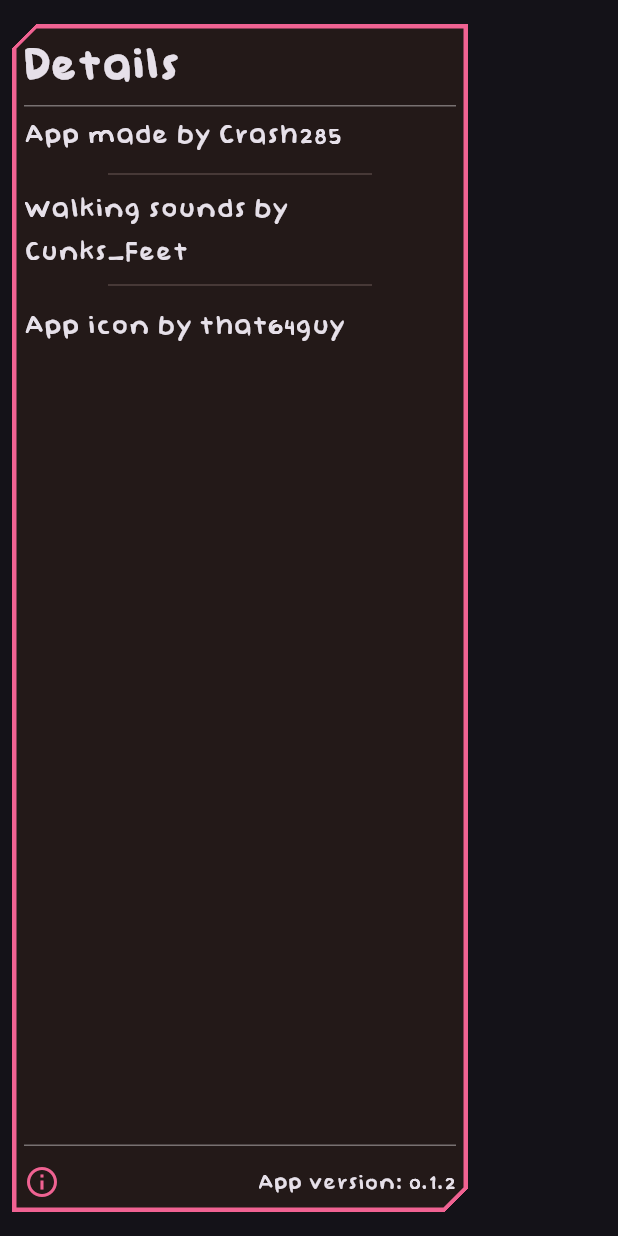
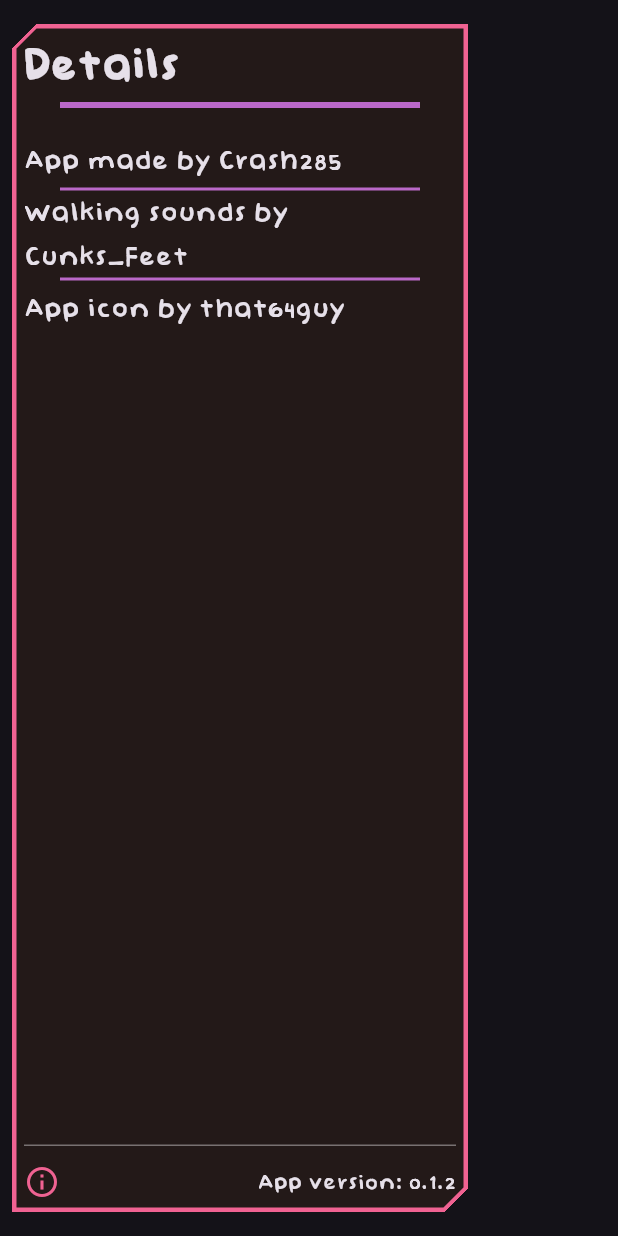
Before and after one commit to Crash285github/walking, a Flutter app: the InfoDrawer widget shown alone on an empty page, opened directly, on a phone screen of 412 x 824 dp. Run offline on Flutter 3.47's test engine with Material 3 defaults, Android fonts, the phone set to English and light mode, and no system bars; our stand-ins replace audio_service, just_audio, package_info_plus, shared_preferences; missing offline and left inert: dchs_motion_sensors, flutter_foreground_task, gif, light_sensor; accounts and stored records are empty.

Commit message:
designing

```diff
--- a/lib/local_storage.dart
+++ b/lib/local_storage.dart
@@ -11,7 +11,7 @@ class LocalStorage {
   static Future<void> init() async {
     _prefs = await SharedPreferences.getInstance();
     fishTaps = _prefs.getInt(fishTapsKey) ?? 0;
-    selected = _prefs.getString(assetKey) ?? sounds.keys.first;
+    selected = _prefs.getString(assetKey) ?? sounds.keys.first!;
     onlyPocket = _prefs.getBool(onlyPocketKey) ?? true;
 
     final PackageInfo packageInfo = await PackageInfo.fromPlatform();
@@ -20,20 +20,21 @@ class LocalStorage {
 
   // MARK: Asset
   static const assetKey = "selectedAudio";
-  static const sounds = <String, String>{
+  static const sounds = <String?, String?>{
     "step.mp3": "assets/sounds/step.mp3",
     "step_quick.mp3": "assets/sounds/step_quick.mp3",
     "CANS WALKING SFX.wav": "assets/sounds/cans.wav",
     "COAT WALKING SFX.wav": "assets/sounds/coat.wav",
+    "hey im walking here.wav": "assets/sounds/im_walking.wav",
     "crab walking.wav": "assets/sounds/crab.wav",
-    "hey im walking here.wav": "assets/sounds/im_walking.wav",
+    null: null, // divider
     "SNOW WALKING.wav": "assets/sounds/snow.wav",
     "LOUD SNOW WALKING.wav": "assets/sounds/loud_snow.wav",
     "WATER WALKING.wav": "assets/sounds/water.wav",
     "LOUDER WATER WALKING.wav": "assets/sounds/loud_water.wav",
   };
 
-  static String _selected = sounds.keys.first;
+  static String _selected = sounds.keys.first!;
   static String get selected => _selected;
   static set selected(final String value) {
     _selected = value;
--- a/lib/service/entry_points.dart
+++ b/lib/service/entry_points.dart
@@ -4,6 +4,8 @@ import 'dart:math';
 import 'package:dchs_motion_sensors/dchs_motion_sensors.dart';
 import 'package:flutter_foreground_task/flutter_foreground_task.dart';
 import 'package:walking/service/walking_task_handler.dart';
+
+const double kWalkingThreshold = 2.5;
 
 // MARK: fbCallback
 @pragma('vm:entry-point')
@@ -37,7 +39,7 @@ Future<void> startWalkingForegroundService() async {
 @pragma("vm:entry-point")
 StreamSubscription<AccelerometerEvent> detectAcceleration({
   required Function? onAboveThreshold,
-  double threshold = 2.7,
+  double threshold = kWalkingThreshold,
 }) {
   motionSensors.accelerometerUpdateInterval =
       Duration.microsecondsPerSecond ~/ 60;
@@ -60,7 +62,7 @@ StreamSubscription<AccelerometerEvent> detectAcceleration({
 StreamSubscription<AccelerometerEvent> detectWalking({
   required Function? onWalking,
   required Function? onStopWalking,
-  double threshold = 2.7,
+  double threshold = kWalkingThreshold,
 }) {
   Timer? countdown;
 
--- a/lib/view/drawer.dart
+++ b/lib/view/drawer.dart
@@ -41,13 +41,8 @@ class InfoDrawer extends StatelessWidget {
                       fontFamily: "BabyDoll"),
                 ),
               ),
-              Padding(
-                padding: const EdgeInsets.symmetric(horizontal: 8.0),
-                child: Container(
-                  height: 1.0,
-                  color: Colors.white38,
-                ),
-              ),
+              const Divider(thickness: 4.0),
+              const SizedBox(height: 16.0),
               const Padding(
                 padding: EdgeInsets.symmetric(
                   horizontal: 8.0,
@@ -61,10 +56,7 @@ class InfoDrawer extends StatelessWidget {
                   ),
                 ),
               ),
-              const Padding(
-                padding: EdgeInsets.symmetric(horizontal: 64.0),
-                child: Divider(),
-              ),
+              const Divider(),
               const Padding(
                 padding: EdgeInsets.symmetric(horizontal: 8.0),
                 child: Text(
@@ -75,10 +67,7 @@ class InfoDrawer extends StatelessWidget {
                   ),
                 ),
               ),
-              const Padding(
-                padding: EdgeInsets.symmetric(horizontal: 64.0),
-                child: Divider(),
-              ),
+              const Divider(),
               const Padding(
                 padding: EdgeInsets.symmetric(
                   horizontal: 8.0,
```
Also changed, not shown: lib/main.dart (+7 -0 lines), lib/view/sound_picker.dart (+8 -2 lines).
